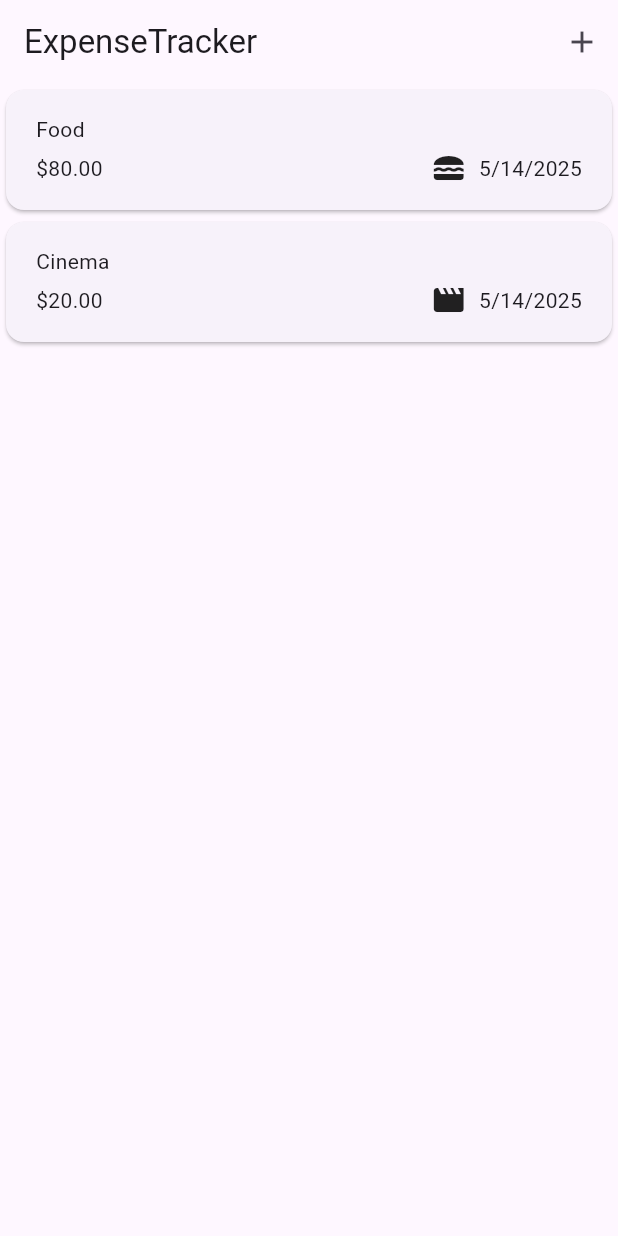
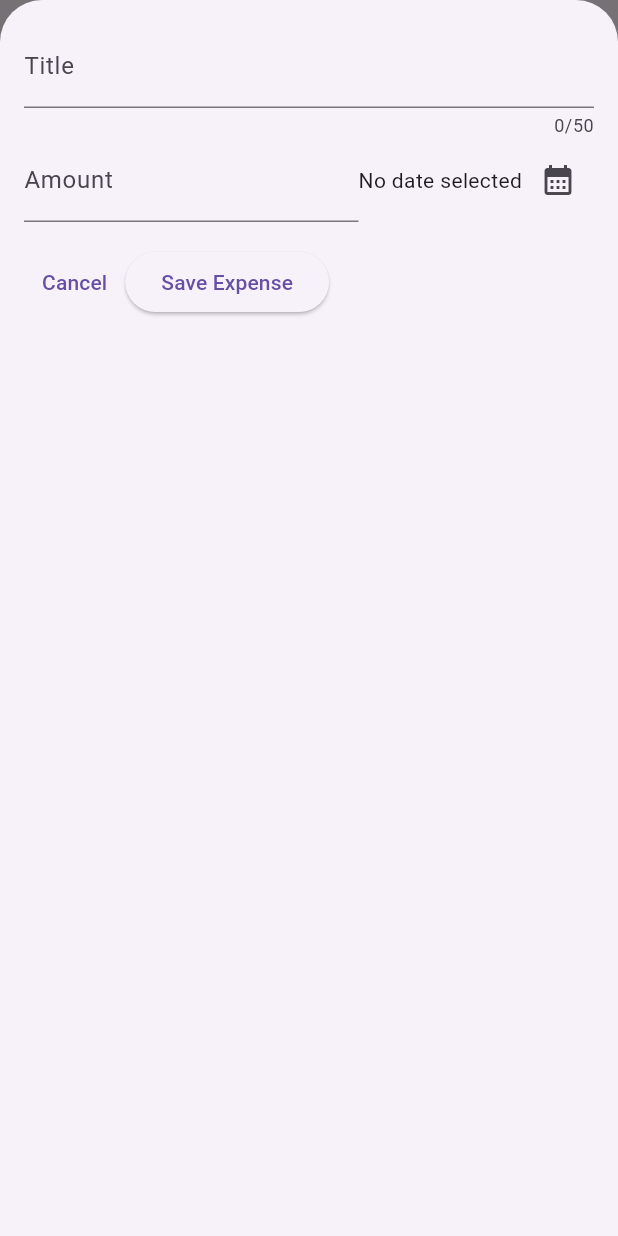
Before and after one commit to cintajay/expense_tracker, a Flutter app: the screen it shows after launch, after a tap on the "add" icon, on a phone screen of 412 x 824 dp. Run offline on Flutter 3.47's test engine with Material 3 defaults, Android fonts, the phone set to English and light mode, and no system bars.

Commit message:
new expense overlay

```diff
--- a/lib/widgets/expenses_dashboard.dart
+++ b/lib/widgets/expenses_dashboard.dart
@@ -1,5 +1,6 @@
 import 'package:expense_tracker/widgets/expenses_list.dart';
 import 'package:expense_tracker/models/expense.dart';
+import 'package:expense_tracker/widgets/new_expense.dart';
 import 'package:flutter/material.dart';
 
 class ExpensesDashboard extends StatefulWidget {
@@ -25,6 +26,15 @@ class _ExpensesDashboardState extends State<ExpensesDashboard> {
     )
   ];
 
+  void _openAddExpenseOverlay() {
+    showModalBottomSheet(
+      useSafeArea: true,
+      isScrollControlled: true,
+      context: context, //context is available in State class
+      builder: (ctx) => NewExpense(), //ctx is different from context
+    );
+  }
+
   @override
   Widget build(BuildContext context) {
     return Scaffold(
@@ -32,7 +42,7 @@ class _ExpensesDashboardState extends State<ExpensesDashboard> {
         title: const Text('ExpenseTracker'),
         actions: [
           IconButton(
-            onPressed: () {},
+            onPressed: _openAddExpenseOverlay,
             icon: const Icon(Icons.add),
           ),
         ],
--- /dev/null
+++ b/lib/widgets/new_expense.dart
@@ -0,0 +1,58 @@
+import 'package:flutter/material.dart';
+
+class NewExpense extends StatefulWidget {
+  const NewExpense({super.key});
+
+  @override
+  State<NewExpense> createState() => _NewExpenseState();
+}
+
+class _NewExpenseState extends State<NewExpense> {
+  @override
+  Widget build(BuildContext context) {
+    return Padding(
+      padding: EdgeInsets.all(16),
+      child: Column(
+        crossAxisAlignment: CrossAxisAlignment.start,
+        children: [
+          const TextField(
+            maxLength: 50,
+            decoration: InputDecoration(
+              label: Text("Title")
+            ),
+          ),
+          Row(
+            children: [
+              const Expanded(
+                child: TextField(
+                  keyboardType: TextInputType.number,
+                  decoration: InputDecoration(
+                    prefix: Text("\$"),
+                    label: Text("Amount",
+                    )
+                  )
+                ),
+              ),
+              Text('No date selected'),
+              IconButton(
+                onPressed: () {},
+                icon: const Icon(Icons.calendar_month),
+              ),
+            ],
+          ),
+          SizedBox(height: 16,),
+          Row(
+            children: [
+              TextButton(onPressed: () {},
+              child: Text("Cancel")
+              ),
+              ElevatedButton(onPressed: () {},
+              child: Text("Save Expense")
+              )
+            ],
+          )
+        ],
+      ),
+    );
+  }
+}
```
